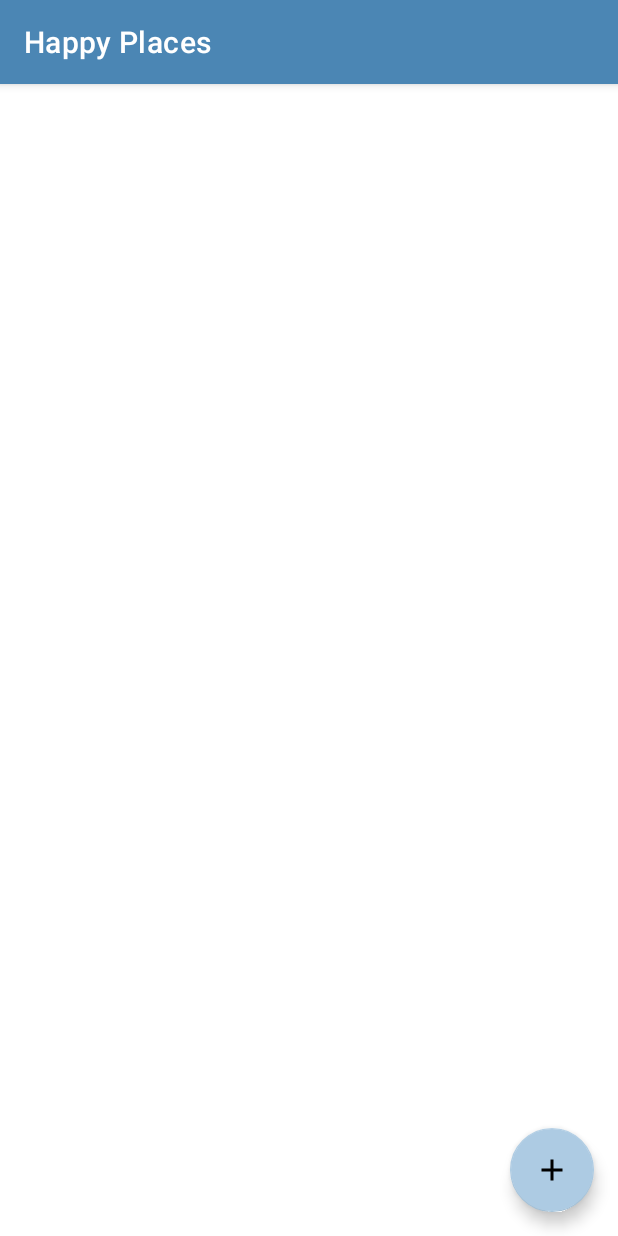
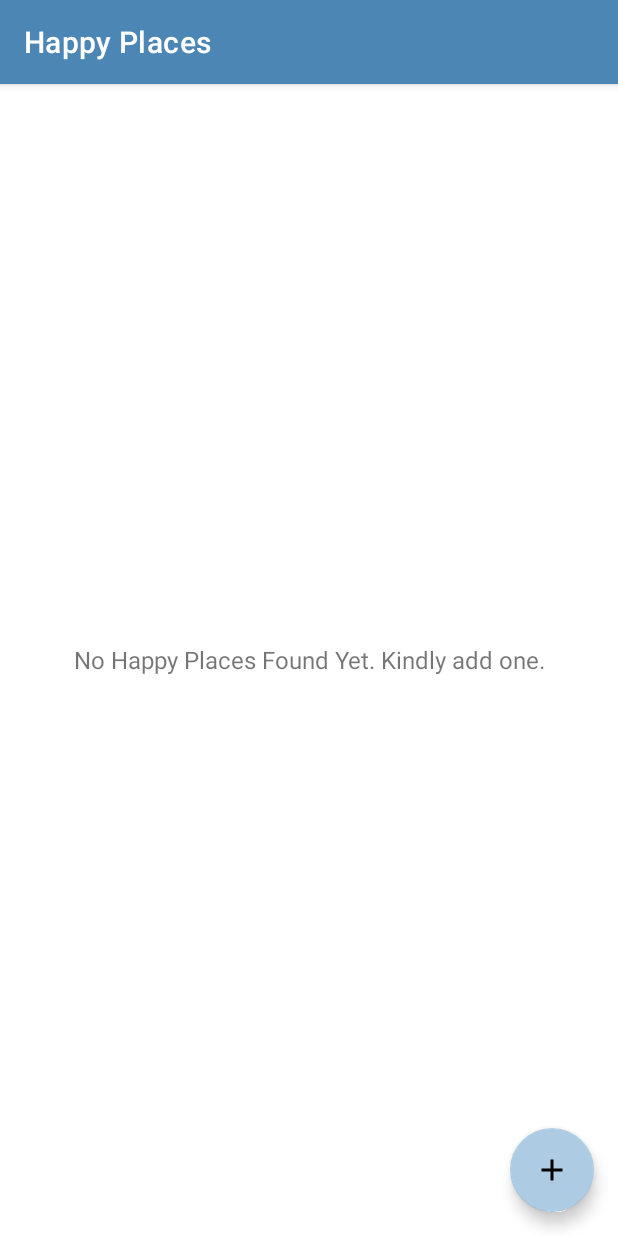
Before and after one commit to JuanGR-FI/Happy_Places, an Android app: the screen it shows after launch (MainActivity), on a phone screen of 412 x 824 dp. Run offline under Robolectric (Android 15) with nearby library versions, the phone set to English and light mode, and no system bars.

Commit message:
Adding SQLite functionality to save HappyPlaces and using a RecyclerView to show them

```diff
--- a/app/build.gradle
+++ b/app/build.gradle
@@ -46,6 +46,8 @@ dependencies {
 
     implementation 'com.google.android.material:material:1.8.0'
     implementation 'com.karumi:dexter:6.0.1'
+    implementation 'de.hdodenhof:circleimageview:3.0.1'
+    debugImplementation 'com.infinum.dbinspector:dbinspector:5.4.8'
 
     testImplementation 'junit:junit:4.13.2'
     androidTestImplementation 'androidx.test.ext:junit:1.1.5'
--- a/app/src/main/AndroidManifest.xml
+++ b/app/src/main/AndroidManifest.xml
@@ -16,13 +16,15 @@
         android:theme="@style/Theme.HappyPlaces"
         tools:targetApi="31">
         <activity
-            android:name=".AddHappyPlaceActivity"
+            android:name=".activities.AddHappyPlaceActivity"
             android:screenOrientation="portrait"
             android:label="ADD HAPPY PLACE"
             android:theme="@style/CustomNoActionBarTheme"
             android:exported="false" />
+        <activity android:name="im.dino.dbinspector.activities.DbInspectorActivity"
+            android:exported="true"/>
         <activity
-            android:name=".MainActivity"
+            android:name=".activities.MainActivity"
             android:exported="true">
             <intent-filter>
                 <action android:name="android.intent.action.MAIN" />
--- a/app/src/main/java/com/example/happyplaces/MainActivity.kt
+++ /dev/null
@@ -1,21 +0,0 @@
-package com.example.happyplaces
-
-import android.content.Intent
-import androidx.appcompat.app.AppCompatActivity
-import android.os.Bundle
-import com.example.happyplaces.databinding.ActivityMainBinding
-
-class MainActivity : AppCompatActivity() {
-    var binding: ActivityMainBinding? = null
-    override fun onCreate(savedInstanceState: Bundle?) {
-        super.onCreate(savedInstanceState)
-        binding = ActivityMainBinding.inflate(layoutInflater)
-        setContentView(binding?.root)
-
-        binding?.fabAddHappyPlace?.setOnClickListener {
-            val intent = Intent(this, AddHappyPlaceActivity::class.java)
-            startActivity(intent)
-        }
-
-    }
-}
--- /dev/null
+++ b/app/src/main/java/com/example/happyplaces/activities/MainActivity.kt
@@ -0,0 +1,50 @@
+package com.example.happyplaces.activities
+
+import android.content.Intent
+import androidx.appcompat.app.AppCompatActivity
+import android.os.Bundle
+import android.util.Log
+import android.view.View
+import androidx.recyclerview.widget.LinearLayoutManager
+import com.example.happyplaces.adapters.HappyPlacesAdapter
+import com.example.happyplaces.database.DatabaseHandler
+import com.example.happyplaces.databinding.ActivityMainBinding
+import com.example.happyplaces.models.HappyPlaceModel
+
+class MainActivity : AppCompatActivity() {
+    var binding: ActivityMainBinding? = null
+    override fun onCreate(savedInstanceState: Bundle?) {
+        super.onCreate(savedInstanceState)
+        binding = ActivityMainBinding.inflate(layoutInflater)
+        setContentView(binding?.root)
+
+        binding?.fabAddHappyPlace?.setOnClickListener {
+            val intent = Intent(this, AddHappyPlaceActivity::class.java)
+            startActivity(intent)
+        }
+        getHappyPlacesListFromLocalDB()
+    }
+
+    private fun setupHappyPlacesRecyclerView(happyPlaceList: ArrayList<HappyPlaceModel>){
+        binding?.rvHappyPlacesList?.layoutManager = LinearLayoutManager(this)
+        binding?.rvHappyPlacesList?.setHasFixedSize(true)
+        val placesAdapter = HappyPlacesAdapter(this, happyPlaceList)
+        binding?.rvHappyPlacesList?.adapter = placesAdapter
+    }
+
+    private fun getHappyPlacesListFromLocalDB(){
+        val dbHandler = DatabaseHandler(this)
+        val getHappyPlaceList = dbHandler.getHappyPlacesList()
+
+        if(getHappyPlaceList.size > 0){
+            binding?.rvHappyPlacesList?.visibility = View.VISIBLE
+            binding?.tvNoRecordsAvailable?.visibility = View.GONE
+            setupHappyPlacesRecyclerView(getHappyPlaceList)
+
+        }else{
+            binding?.rvHappyPlacesList?.visibility = View.GONE
+            binding?.tvNoRecordsAvailable?.visibility = View.VISIBLE
+        }
+    }
+
+}
--- /dev/null
+++ b/app/src/main/java/com/example/happyplaces/database/DatabaseHandler.kt
@@ -0,0 +1,113 @@
+package com.example.happyplaces.database
+
+import android.content.ContentValues
+import android.content.Context
+import android.database.Cursor
+import android.database.sqlite.SQLiteDatabase
+import android.database.sqlite.SQLiteException
+import android.database.sqlite.SQLiteOpenHelper
+import com.example.happyplaces.models.HappyPlaceModel
+
+
+class DatabaseHandler(context: Context) :
+    SQLiteOpenHelper(context, DATABASE_NAME, null, DATABASE_VERSION) {
+
+    companion object {
+        private const val DATABASE_VERSION = 1 // Database version
+        private const val DATABASE_NAME = "HappyPlacesDatabase" // Database name
+        private const val TABLE_HAPPY_PLACE = "HappyPlacesTable" // Table Name
+
+        //All the Columns names
+        private const val KEY_ID = "_id"
+        private const val KEY_TITLE = "title"
+        private const val KEY_IMAGE = "image"
+        private const val KEY_DESCRIPTION = "description"
+        private const val KEY_DATE = "date"
+        private const val KEY_LOCATION = "location"
+        private const val KEY_LATITUDE = "latitude"
+        private const val KEY_LONGITUDE = "longitude"
+    }
+
+    override fun onCreate(db: SQLiteDatabase?) {
+        //creating table with fields
+        val CREATE_HAPPY_PLACE_TABLE = ("CREATE TABLE " + TABLE_HAPPY_PLACE + "("
+                + KEY_ID + " INTEGER PRIMARY KEY,"
+                + KEY_TITLE + " TEXT,"
+                + KEY_IMAGE + " TEXT,"
+                + KEY_DESCRIPTION + " TEXT,"
+                + KEY_DATE + " TEXT,"
+                + KEY_LOCATION + " TEXT,"
+                + KEY_LATITUDE + " TEXT,"
+                + KEY_LONGITUDE + " TEXT)")
+        db?.execSQL(CREATE_HAPPY_PLACE_TABLE)
+    }
+
+    override fun onUpgrade(db: SQLiteDatabase?, oldVersion: Int, newVersion: Int) {
+        db!!.execSQL("DROP TABLE IF EXISTS $TABLE_HAPPY_PLACE")
+        onCreate(db)
+    }
+
+    // TODO (Step 4 : After Creating a database handler class. Let us create an function to insert a happy place detail to respective table.)
+    // START
+    /**
+     * Function to insert a Happy Place details to SQLite Database.
+     */
+    fun addHappyPlace(happyPlace: HappyPlaceModel): Long {
+        val db = this.writableDatabase
+
+        val contentValues = ContentValues()
+        contentValues.put(KEY_TITLE, happyPlace.title) // HappyPlaceModelClass TITLE
+        contentValues.put(KEY_IMAGE, happyPlace.image) // HappyPlaceModelClass IMAGE
+        contentValues.put(
+            KEY_DESCRIPTION,
+            happyPlace.description
+        ) // HappyPlaceModelClass DESCRIPTION
+        contentValues.put(KEY_DATE, happyPlace.date) // HappyPlaceModelClass DATE
+        contentValues.put(KEY_LOCATION, happyPlace.location) // HappyPlaceModelClass LOCATION
+        contentValues.put(KEY_LATITUDE, happyPlace.latitude) // HappyPlaceModelClass LATITUDE
+        contentValues.put(KEY_LONGITUDE, happyPlace.longitude) // HappyPlaceModelClass LONGITUDE
+
+        // Inserting Row
+        val result = db.insert(TABLE_HAPPY_PLACE, null, contentValues)
+        //2nd argument is String containing nullColumnHack
+
+        db.close() // Closing database connection
+        return result
+    }
+
+    fun getHappyPlacesList():ArrayList<HappyPlaceModel> {
+        val happyPlaceList = ArrayList<HappyPlaceModel>()
+        val selectQuery = "SELECT * FROM $TABLE_HAPPY_PLACE"
+        val db = this.readableDatabase
+
+        try {
+            val cursor: Cursor = db.rawQuery(selectQuery, null)
+            if(cursor.moveToFirst()){
+                do{
+                    val place = HappyPlaceModel(
+                        cursor.getInt(cursor.getColumnIndexOrThrow(KEY_ID)),
+                        cursor.getString(cursor.getColumnIndexOrThrow(KEY_TITLE)),
+                        cursor.getString(cursor.getColumnIndexOrThrow(KEY_IMAGE)),
+                        cursor.getString(cursor.getColumnIndexOrThrow(KEY_DESCRIPTION)),
+                        cursor.getString(cursor.getColumnIndexOrThrow(KEY_DATE)),
+                        cursor.getString(cursor.getColumnIndexOrThrow(KEY_LOCATION)),
+                        cursor.getDouble(cursor.getColumnIndexOrThrow(KEY_LATITUDE)),
+                        cursor.getDouble(cursor.getColumnIndexOrThrow(KEY_LONGITUDE))
+                    )
+                    happyPlaceList.add(place)
+
+                }while(cursor.moveToNext())
+            }
+            cursor.close()
+        }catch (e: SQLiteException){
+            db.execSQL(selectQuery)
+            return ArrayList()
+        }
+
+        return happyPlaceList
+    }
+
+
+    // END
+}
+// END
--- a/app/src/main/res/layout/activity_add_happy_place.xml
+++ b/app/src/main/res/layout/activity_add_happy_place.xml
@@ -4,7 +4,7 @@
     xmlns:tools="http://schemas.android.com/tools"
     android:layout_width="match_parent"
     android:layout_height="match_parent"
-    tools:context=".AddHappyPlaceActivity">
+    tools:context=".activities.AddHappyPlaceActivity">
 
     <androidx.appcompat.widget.Toolbar
         android:id="@+id/toolbar_add_place"
--- a/app/src/main/res/layout/activity_main.xml
+++ b/app/src/main/res/layout/activity_main.xml
@@ -4,7 +4,26 @@
     xmlns:tools="http://schemas.android.com/tools"
     android:layout_width="match_parent"
     android:layout_height="match_parent"
-    tools:context=".MainActivity">
+    tools:context=".activities.MainActivity">
+
+        <androidx.recyclerview.widget.RecyclerView
+            android:id="@+id/rv_happy_places_list"
+            android:layout_width="match_parent"
+            android:layout_height="match_parent"
+            android:visibility="gone"
+            tools:visibility="gone"
+            />
+
+        <TextView
+            android:id="@+id/tv_no_records_available"
+            android:layout_width="match_parent"
+            android:layout_height="match_parent"
+            android:gravity="center"
+            android:text="@string/note_text_no_happy_places_found_yet"
+            android:textSize="@dimen/no_records_available_text_size"
+            android:visibility="visible"
+            tools:visibility="visible"
+            />
 
         <com.google.android.material.floatingactionbutton.FloatingActionButton
             android:id="@+id/fabAddHappyPlace"
--- a/app/src/main/res/values/colors.xml
+++ b/app/src/main/res/values/colors.xml
@@ -18,4 +18,7 @@
 
     <!--#2A4D69     #4B86B4     #ADCBE3     #E7EFF6     63ACE5 -->
 
+    <color name="circular_image_border_color">#757575</color>
+    <color name="item_happy_place_description_text_color">#606060</color>
+
 </resources>
--- a/app/src/main/res/values/strings.xml
+++ b/app/src/main/res/values/strings.xml
@@ -6,4 +6,7 @@
     <string name="edit_text_hint_location">Location</string>
     <string name="text_add_image">ADD IMAGE</string>
     <string name="btn_text_save">SAVE</string>
+    <string name="note_text_no_happy_places_found_yet">No Happy Places Found Yet. Kindly add one.</string>
+
+    <string name="image_content_description">image</string>
 </resources>
```
Also changed, not shown: app/src/main/java/com/example/happyplaces/activities/AddHappyPlaceActivity.kt (renamed from app/src/main/java/com/example/happyplaces/AddHappyPlaceActivity.kt, +76 -1 lines), app/src/main/java/com/example/happyplaces/adapters/HappyPlacesAdapter.kt (added, +70 -0 lines), app/src/main/java/com/example/happyplaces/models/HappyPlaceModel.kt (added, +12 -0 lines), app/src/main/res/layout/item_happy_place.xml (added, +64 -0 lines), app/src/main/res/values/dimens.xml (+11 -0 lines).
